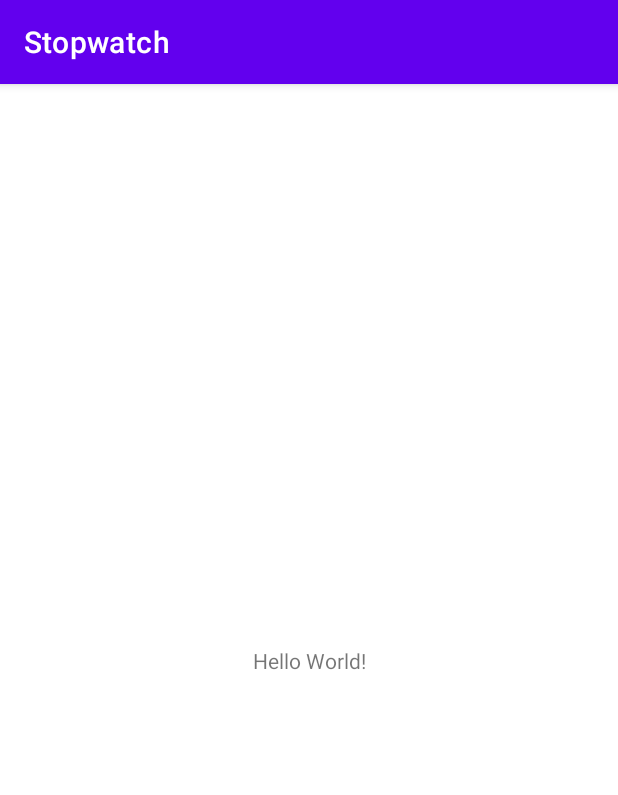
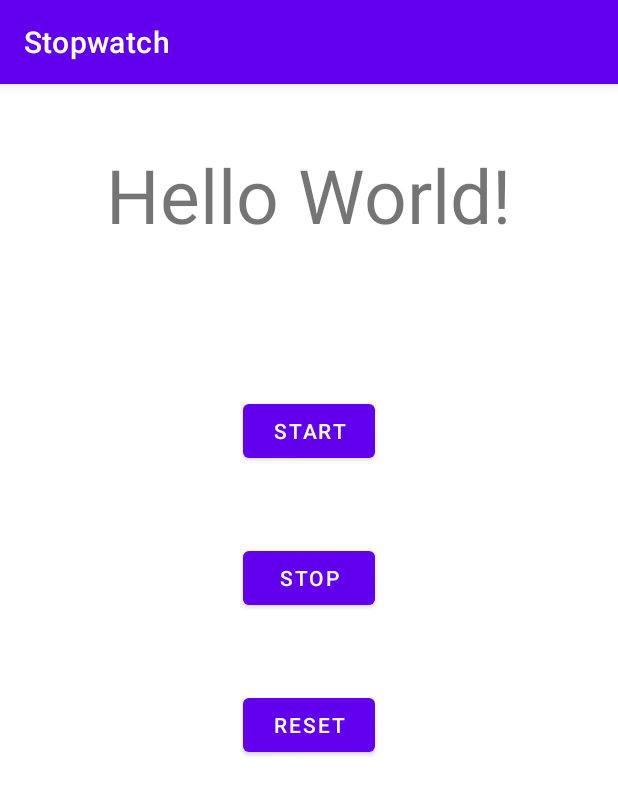
Before and after one commit to JosipTr/android-stopwatch, an Android app: the screen it shows after launch (MainActivity), on a phone screen of 412 x 824 dp. Shown: the top 795 px of the screen. Run offline under Robolectric (Android 15) with nearby library versions, the phone set to English and light mode, and no system bars.

Commit message:
Create UI visuals

```diff
--- a/app/src/main/java/com/hfad/stopwatch/MainActivity.java
+++ b/app/src/main/java/com/hfad/stopwatch/MainActivity.java
@@ -3,6 +3,7 @@ package com.hfad.stopwatch;
 import androidx.appcompat.app.AppCompatActivity;
 
 import android.os.Bundle;
+import android.view.View;
 
 public class MainActivity extends AppCompatActivity {
 
@@ -11,4 +12,10 @@ public class MainActivity extends AppCompatActivity {
         super.onCreate(savedInstanceState);
         setContentView(R.layout.activity_main);
     }
+
+    public void onStart(View view) {
+
+    }
+
+
 }
--- a/app/src/main/res/layout/activity_main.xml
+++ b/app/src/main/res/layout/activity_main.xml
@@ -1,18 +1,43 @@
 <?xml version="1.0" encoding="utf-8"?>
-<androidx.constraintlayout.widget.ConstraintLayout xmlns:android="http://schemas.android.com/apk/res/android"
-    xmlns:app="http://schemas.android.com/apk/res-auto"
+<LinearLayout
+    xmlns:android="http://schemas.android.com/apk/res/android"
     xmlns:tools="http://schemas.android.com/tools"
     android:layout_width="match_parent"
     android:layout_height="match_parent"
+    android:padding="20dp"
+    android:orientation="vertical"
     tools:context=".MainActivity">
 
     <TextView
         android:layout_width="wrap_content"
         android:layout_height="wrap_content"
-        android:text="Hello World!"
-        app:layout_constraintBottom_toBottomOf="parent"
-        app:layout_constraintEnd_toEndOf="parent"
-        app:layout_constraintStart_toStartOf="parent"
-        app:layout_constraintTop_toTopOf="parent" />
+        android:layout_gravity="center"
+        android:layout_marginTop="20dp"
+        android:textSize="50sp"
+        android:text="Hello World!" />
 
-</androidx.constraintlayout.widget.ConstraintLayout>
+    <Button
+        android:id="@+id/btnStart"
+        android:layout_width="wrap_content"
+        android:layout_height="wrap_content"
+        android:layout_gravity="center"
+        android:layout_marginTop="100dp"
+        android:text="@string/start" />
+
+    <Button
+        android:id="@+id/btnStop"
+        android:layout_width="wrap_content"
+        android:layout_height="wrap_content"
+        android:layout_gravity="center"
+        android:layout_marginTop="50dp"
+        android:text="@string/stop" />
+
+    <Button
+        android:id="@+id/btnReset"
+        android:layout_width="wrap_content"
+        android:layout_height="wrap_content"
+        android:layout_gravity="center"
+        android:layout_marginTop="50dp"
+        android:text="@string/reset" />
+
+</LinearLayout>
--- a/app/src/main/res/values/strings.xml
+++ b/app/src/main/res/values/strings.xml
@@ -1,3 +1,6 @@
 <resources>
     <string name="app_name">Stopwatch</string>
+    <string name="start">Start</string>
+    <string name="stop">Stop</string>
+    <string name="reset">Reset</string>
 </resources>
```
